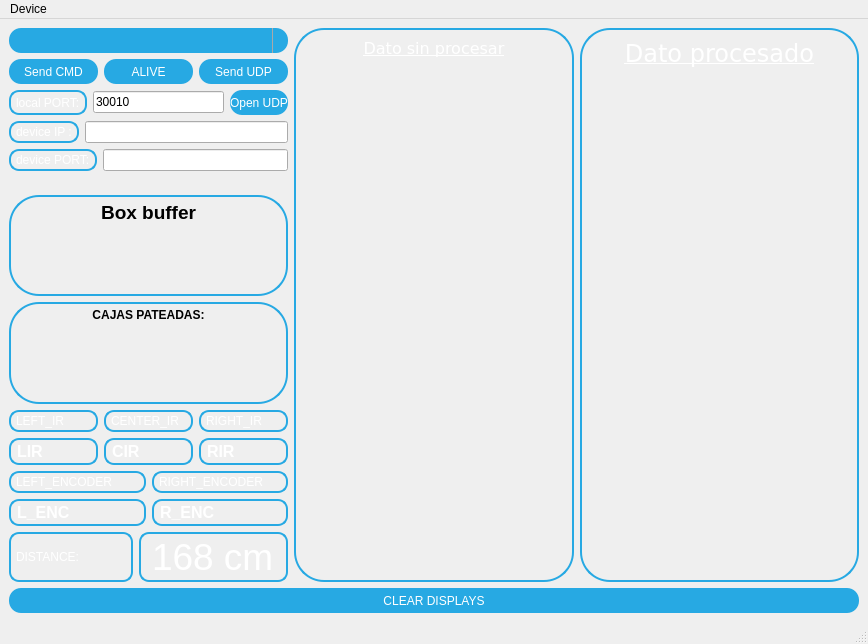
Before: the Qt Designer form mainwindow.ui in tadeomendelevich/BalancinQT, drawn with Qt 5.
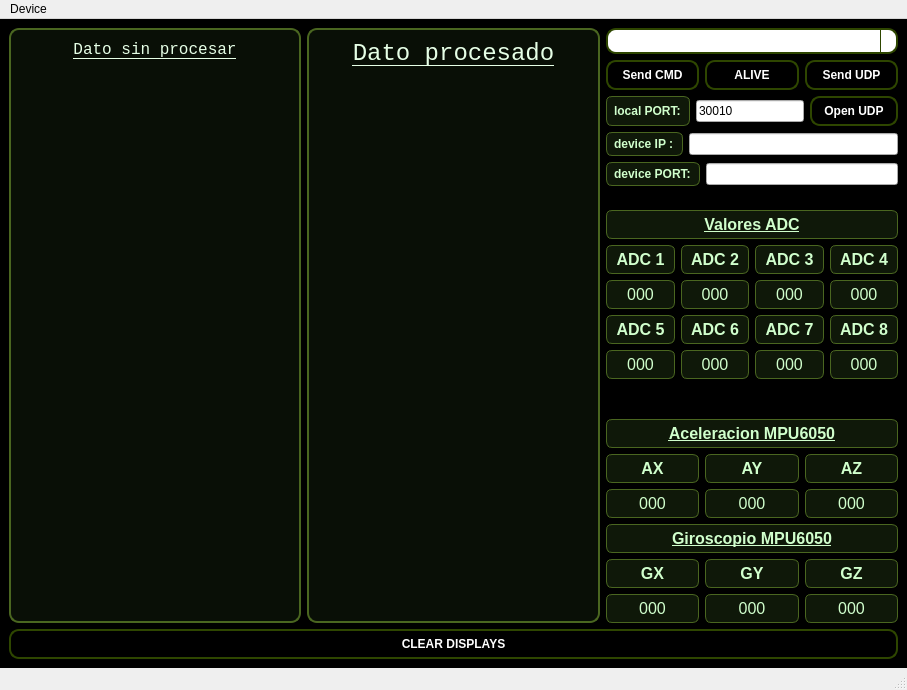
After: the same form once the commit is applied. Icons and pictures are not drawn.

Patch:
```diff
--- a/mainwindow.ui
+++ b/mainwindow.ui
@@ -6,115 +6,148 @@
    <rect>
     <x>0</x>
     <y>0</y>
-    <width>868</width>
-    <height>644</height>
+    <width>907</width>
+    <height>690</height>
    </rect>
   </property>
   <property name="windowTitle">
    <string>Comunications</string>
   </property>
   <property name="styleSheet">
-   <string notr="true">
-#centralwidget {
-background-color:
-qlineargradient(spread:reflect, x1:0.5, y1:0, x2:0, y2:0,
-stop:0 rgba(91, 204, 233, 100), stop:1 rgba(32, 80, 96,
-100));
+   <string notr="true">#centralwidget {
+    background-color: black;
+    background-image: url(:/img/logoUNERsolo.png);
+    background-repeat: no-repeat;
+    background-position: center;
+}
 
- }
-QMenu
-{
-background-color:
-qlineargradient(spread:reflect, x1:0.9, y1:0, x2:0.6, y2:0, x3:0.2, y3:0
-stop:0.2 rgba(100, 210, 255, 70), stop:0.5 rgba(91, 180, 249, 70), stop:1 rgba(32, 80, 96,
-100));
-color:white;
-font-style:bold;
+/* QMenu con verde militar degradado */
+QMenu {
+    background-color: qlineargradient(spread:pad, x1:0, y1:0, x2:1, y2:0,
+        stop:0 #556b2f, stop:1 #3a5f0b);
+    color: white;
+    font-weight: bold;
+    border: 1px solid #6b8e23;
 }
 
-
-
-QPushButton
-{
-color: white;
-background-color: #27a9e3;
-border-width: 2px;
-border-radius: 12px;
-height:25px;
+/* Botones */
+QPushButton {
+    color: white;
+    background-color: qlineargradient(x1:0, y1:0, x2:0, y2:1,
+        stop:0 #6b8e23, stop:1 #3a5f0b);
+    border: 2px solid #2e4600;
+    border-radius: 10px;
+    padding: 6px 12px;
+    font-weight: bold;
 }
 
-QPushButton:hover { background-color: lime; }
-
-QLabel
-{
-color: white; 
-border: 2px solid #27a9e3;
-border-radius: 10px;
-padding: 2px;
-
+/* Labels */
+QLabel {
+    color: #d0ffcc;
+    border: 1px solid #4a6620;
+    background-color: rgba(50, 80, 30, 0.3);
+    border-radius: 6px;
+    padding: 4px;
 }
+
+/* QTextEdit */
 QTextEdit {
- border: 2px solid #27a9e3;
- border-radius: 30px;
- background-color: rgba(0,0,0,0);
-
- }
-
-QTextEdit#textEdit_RAW{
-	font-family: &quot;Verdana&quot;;
-	font-size: 14px ;
-	font-style: bold;
-	padding:5px;
-   color:white;
+    border: 2px solid #4a6620;
+    border-radius: 10px;
+    background-color: rgba(30, 50, 20, 0.3);
+    color: #e6ffe6;
+    padding: 6px;
+    font-family: Consolas;
 }
 
-QTextEdit#textEdit_PROCCES{
-    font-family: &quot;Verdana&quot;;
-	font-size: 20px ;
-	font-style: bold;
-	padding:5px;
-   color:white;
+/* Personalizados */
+QTextEdit#textEdit_RAW {
+    font-size: 14px;
+    font-style: italic;
 }
-
-QComboBox{
-color: white;
-background-color: #27a9e3;
-border-width: 2px;
-border-radius: 12px;
-height:25px;
+QTextEdit#textEdit_PROCCES {
+    font-size: 18px;
+    font-style: italic;
 }
 
-QComboBox:on { /* shift the text when the popup opens */
+/* ComboBox */
+QComboBox {
+    color: white;
+    background-color: qlineargradient(x1:0, y1:0, x2:1, y2:1,
+        stop:0 #6b8e23, stop:1 #3a5f0b);
+    border: 2px solid #2e4600;
+    border-radius: 10px;
+    padding: 3px;
+}
+QComboBox:on {
     padding-top: 3px;
     padding-left: 4px;
 }
-
 QComboBox::drop-down {
     subcontrol-origin: padding;
     subcontrol-position: top right;
     width: 15px;
-
-    border-left-width: 1px;
-    border-left-color: darkgray;
-    border-left-style: solid; /* just a single line */
-    border-top-right-radius: 6px; /* same radius as the QComboBox */
+    border-left: 1px solid #2e4600;
+    border-top-right-radius: 6px;
     border-bottom-right-radius: 6px;
 }
-
-
-
-
-
-
 </string>
   </property>
   <widget class="QWidget" name="centralwidget">
    <property name="styleSheet">
-    <string notr="true">#centralWidget { background: rgba(32, 80, 96, 100); }</string>
+    <string notr="true">#centralWidget { background: rgb(255, 164, 73); }
+</string>
    </property>
    <layout class="QGridLayout" name="gridLayout">
     <item row="0" column="0">
      <layout class="QHBoxLayout" name="horizontalLayout_10">
+      <item>
+       <widget class="QTextEdit" name="textEdit_RAW">
+        <property name="font">
+         <font>
+          <family>Consolas</family>
+          <pointsize>-1</pointsize>
+          <italic>true</italic>
+          <bold>true</bold>
+         </font>
+        </property>
+        <property name="frameShape">
+         <enum>QFrame::HLine</enum>
+        </property>
+        <property name="html">
+         <string>&lt;!DOCTYPE HTML PUBLIC &quot;-//W3C//DTD HTML 4.0//EN&quot; &quot;http://www.w3.org/TR/REC-html40/strict.dtd&quot;&gt;
+&lt;html&gt;&lt;head&gt;&lt;meta name=&quot;qrichtext&quot; content=&quot;1&quot; /&gt;&lt;meta charset=&quot;utf-8&quot; /&gt;&lt;style type=&quot;text/css&quot;&gt;
+p, li { white-space: pre-wrap; }
+hr { height: 1px; border-width: 0; }
+li.unchecked::marker { content: &quot;\2610&quot;; }
+li.checked::marker { content: &quot;\2612&quot;; }
+&lt;/style&gt;&lt;/head&gt;&lt;body style=&quot; font-family:'Consolas'; font-size:14px; font-weight:700; font-style:italic;&quot;&gt;
+&lt;p align=&quot;center&quot; style=&quot; margin-top:0px; margin-bottom:0px; margin-left:0px; margin-right:0px; -qt-block-indent:0; text-indent:0px;&quot;&gt;&lt;span style=&quot; font-family:'Verdana'; font-size:16px; font-weight:400; font-style:normal; text-decoration: underline;&quot;&gt;Dato sin procesar&lt;/span&gt;&lt;/p&gt;&lt;/body&gt;&lt;/html&gt;</string>
+        </property>
+       </widget>
+      </item>
+      <item>
+       <widget class="QTextEdit" name="textEdit_PROCCES">
+        <property name="font">
+         <font>
+          <family>Consolas</family>
+          <pointsize>-1</pointsize>
+          <italic>true</italic>
+          <bold>true</bold>
+         </font>
+        </property>
+        <property name="html">
+         <string>&lt;!DOCTYPE HTML PUBLIC &quot;-//W3C//DTD HTML 4.0//EN&quot; &quot;http://www.w3.org/TR/REC-html40/strict.dtd&quot;&gt;
+&lt;html&gt;&lt;head&gt;&lt;meta name=&quot;qrichtext&quot; content=&quot;1&quot; /&gt;&lt;meta charset=&quot;utf-8&quot; /&gt;&lt;style type=&quot;text/css&quot;&gt;
+p, li { white-space: pre-wrap; }
+hr { height: 1px; border-width: 0; }
+li.unchecked::marker { content: &quot;\2610&quot;; }
+li.checked::marker { content: &quot;\2612&quot;; }
+&lt;/style&gt;&lt;/head&gt;&lt;body style=&quot; font-family:'Consolas'; font-size:18px; font-weight:700; font-style:italic;&quot;&gt;
+&lt;p align=&quot;center&quot; style=&quot; margin-top:0px; margin-bottom:0px; margin-left:0px; margin-right:0px; -qt-block-indent:0; text-indent:0px;&quot;&gt;&lt;span style=&quot; font-family:'Verdana'; font-size:24px; font-weight:400; font-style:normal; text-decoration: underline;&quot;&gt;Dato procesado&lt;/span&gt;&lt;/p&gt;&lt;/body&gt;&lt;/html&gt;</string>
+        </property>
+       </widget>
+      </item>
       <item>
        <layout class="QVBoxLayout" name="verticalLayout_6">
         <item>
@@ -153,6 +186,14 @@
              <layout class="QHBoxLayout" name="horizontalLayout_2">
               <item>
                <widget class="QLabel" name="label_9">
+                <property name="font">
+                 <font>
+                  <bold>true</bold>
+                 </font>
+                </property>
+                <property name="frameShape">
+                 <enum>QFrame::NoFrame</enum>
+                </property>
                 <property name="text">
                  <string>local PORT:</string>
                 </property>
@@ -178,6 +219,11 @@
              <layout class="QHBoxLayout" name="horizontalLayout_8">
               <item>
                <widget class="QLabel" name="label_7">
+                <property name="font">
+                 <font>
+                  <bold>true</bold>
+                 </font>
+                </property>
                 <property name="text">
                  <string>device IP :</string>
                 </property>
@@ -192,6 +238,11 @@
              <layout class="QHBoxLayout" name="horizontalLayout_9">
               <item>
                <widget class="QLabel" name="label_8">
+                <property name="font">
+                 <font>
+                  <bold>true</bold>
+                 </font>
+                </property>
                 <property name="text">
                  <string>device PORT:</string>
                 </property>
@@ -227,64 +278,96 @@
          </spacer>
         </item>
         <item>
-         <widget class="QTextEdit" name="textEdit">
-          <property name="html">
-           <string>&lt;!DOCTYPE HTML PUBLIC &quot;-//W3C//DTD HTML 4.0//EN&quot; &quot;http://www.w3.org/TR/REC-html40/strict.dtd&quot;&gt;
-&lt;html&gt;&lt;head&gt;&lt;meta name=&quot;qrichtext&quot; content=&quot;1&quot; /&gt;&lt;meta charset=&quot;utf-8&quot; /&gt;&lt;style type=&quot;text/css&quot;&gt;
-p, li { white-space: pre-wrap; }
-hr { height: 1px; border-width: 0; }
-li.unchecked::marker { content: &quot;\2610&quot;; }
-li.checked::marker { content: &quot;\2612&quot;; }
-&lt;/style&gt;&lt;/head&gt;&lt;body style=&quot; font-family:'Segoe UI'; font-size:9pt; font-weight:400; font-style:normal;&quot;&gt;
-&lt;p align=&quot;center&quot; style=&quot; margin-top:0px; margin-bottom:0px; margin-left:0px; margin-right:0px; -qt-block-indent:0; text-indent:0px;&quot;&gt;&lt;span style=&quot; font-size:14pt; font-weight:700;&quot;&gt;Box buffer&lt;/span&gt;&lt;/p&gt;&lt;/body&gt;&lt;/html&gt;</string>
-          </property>
-         </widget>
-        </item>
-        <item>
-         <widget class="QTextEdit" name="textEdit_2">
-          <property name="html">
-           <string>&lt;!DOCTYPE HTML PUBLIC &quot;-//W3C//DTD HTML 4.0//EN&quot; &quot;http://www.w3.org/TR/REC-html40/strict.dtd&quot;&gt;
-&lt;html&gt;&lt;head&gt;&lt;meta name=&quot;qrichtext&quot; content=&quot;1&quot; /&gt;&lt;meta charset=&quot;utf-8&quot; /&gt;&lt;style type=&quot;text/css&quot;&gt;
-p, li { white-space: pre-wrap; }
-hr { height: 1px; border-width: 0; }
-li.unchecked::marker { content: &quot;\2610&quot;; }
-li.checked::marker { content: &quot;\2612&quot;; }
-&lt;/style&gt;&lt;/head&gt;&lt;body style=&quot; font-family:'Segoe UI'; font-size:9pt; font-weight:400; font-style:normal;&quot;&gt;
-&lt;p align=&quot;center&quot; style=&quot; margin-top:0px; margin-bottom:0px; margin-left:0px; margin-right:0px; -qt-block-indent:0; text-indent:0px;&quot;&gt;&lt;span style=&quot; font-weight:700;&quot;&gt;CAJAS PATEADAS:&lt;/span&gt;&lt;/p&gt;&lt;/body&gt;&lt;/html&gt;</string>
-          </property>
-         </widget>
-        </item>
-        <item>
-         <layout class="QVBoxLayout" name="verticalLayout_2" stretch="0,0">
+         <layout class="QVBoxLayout" name="verticalLayout_2" stretch="0,0,0">
+          <item>
+           <widget class="QLabel" name="label_6">
+            <property name="font">
+             <font>
+              <pointsize>12</pointsize>
+              <bold>true</bold>
+              <underline>true</underline>
+             </font>
+            </property>
+            <property name="text">
+             <string>Valores ADC</string>
+            </property>
+            <property name="alignment">
+             <set>Qt::AlignCenter</set>
+            </property>
+           </widget>
+          </item>
           <item>
            <layout class="QHBoxLayout" name="horizontalLayout_3">
             <item>
-             <widget class="QLabel" name="label">
+             <widget class="QLabel" name="label_ADC_1">
+              <property name="font">
+               <font>
+                <pointsize>12</pointsize>
+                <bold>true</bold>
+               </font>
+              </property>
               <property name="frameShape">
                <enum>QFrame::Panel</enum>
               </property>
               <property name="text">
-               <string>LEFT_IR</string>
+               <string>ADC 1</string>
+              </property>
+              <property name="alignment">
+               <set>Qt::AlignCenter</set>
               </property>
              </widget>
             </item>
             <item>
              <widget class="QLabel" name="label_2">
+              <property name="font">
+               <font>
+                <pointsize>12</pointsize>
+                <bold>true</bold>
+               </font>
+              </property>
               <property name="frameShape">
                <enum>QFrame::Panel</enum>
               </property>
               <property name="text">
-               <string>CENTER_IR</string>
+               <string>ADC 2</string>
               </property>
+              <property name="alignment">
+               <set>Qt::AlignCenter</set>
+              </property>
              </widget>
             </item>
             <item>
-             <widget class="QLabel" name="label_3">
+             <widget class="QLabel" name="label_ADC_3">
+              <property name="font">
+               <font>
+                <pointsize>12</pointsize>
+                <bold>true</bold>
+               </font>
+              </property>
               <property name="frameShape">
                <enum>QFrame::Panel</enum>
               </property>
               <property name="text">
-               <string>RIGHT_IR</string>
+               <string>ADC 3</string>
+              </property>
+              <property name="alignment">
+               <set>Qt::AlignCenter</set>
+              </property>
+             </widget>
+            </item>
+            <item>
+             <widget class="QLabel" name="label_ADC_4">
+              <property name="font">
+               <font>
+                <pointsize>12</pointsize>
+                <bold>true</bold>
+               </font>
+              </property>
+              <property name="text">
+               <string>ADC 4</string>
+              </property>
+              <property name="alignment">
+               <set>Qt::AlignCenter</set>
               </property>
              </widget>
             </item>
@@ -297,15 +380,19 @@
               <property name="font">
                <font>
                 <pointsize>12</pointsize>
-                <bold>true</bold>
+                <italic>false</italic>
+                <bold>false</bold>
                </font>
               </property>
               <property name="frameShape">
                <enum>QFrame::Panel</enum>
               </property>
               <property name="text">
-               <string>LIR</string>
+               <string>000</string>
               </property>
+              <property name="alignment">
+               <set>Qt::AlignCenter</set>
+              </property>
              </widget>
             </item>
             <item>
@@ -313,15 +400,19 @@
               <property name="font">
                <font>
                 <pointsize>12</pointsize>
-                <bold>true</bold>
+                <italic>false</italic>
+                <bold>false</bold>
                </font>
               </property>
               <property name="frameShape">
                <enum>QFrame::Panel</enum>
               </property>
               <property name="text">
-               <string>CIR</string>
+               <string>000</string>
               </property>
+              <property name="alignment">
+               <set>Qt::AlignCenter</set>
+              </property>
              </widget>
             </item>
             <item>
@@ -329,44 +420,387 @@
               <property name="font">
                <font>
                 <pointsize>12</pointsize>
-                <bold>true</bold>
+                <italic>false</italic>
+                <bold>false</bold>
                </font>
               </property>
               <property name="frameShape">
                <enum>QFrame::Panel</enum>
               </property>
               <property name="text">
-               <string>RIR</string>
+               <string>000</string>
               </property>
+              <property name="alignment">
+               <set>Qt::AlignCenter</set>
+              </property>
              </widget>
             </item>
+            <item>
+             <widget class="QLabel" name="label_ADCVALUE_4">
+              <property name="font">
+               <font>
+                <pointsize>12</pointsize>
+               </font>
+              </property>
+              <property name="text">
+               <string>000</string>
+              </property>
+              <property name="alignment">
+               <set>Qt::AlignCenter</set>
+              </property>
+             </widget>
+            </item>
            </layout>
           </item>
          </layout>
         </item>
         <item>
-         <layout class="QVBoxLayout" name="verticalLayout_4" stretch="0,1">
+         <layout class="QVBoxLayout" name="verticalLayout_7">
           <item>
-           <layout class="QVBoxLayout" name="verticalLayout_3" stretch="0,1">
+           <layout class="QHBoxLayout" name="horizontalLayout_7">
             <item>
-             <layout class="QHBoxLayout" name="horizontalLayout_5">
+             <widget class="QLabel" name="label_ADC_5">
+              <property name="font">
+               <font>
+                <pointsize>12</pointsize>
+                <bold>true</bold>
+               </font>
+              </property>
+              <property name="text">
+               <string>ADC 5</string>
+              </property>
+              <property name="alignment">
+               <set>Qt::AlignCenter</set>
+              </property>
+             </widget>
+            </item>
+            <item>
+             <widget class="QLabel" name="label_ADC_6">
+              <property name="font">
+               <font>
+                <pointsize>12</pointsize>
+                <bold>true</bold>
+               </font>
+              </property>
+              <property name="text">
+               <string>ADC 6</string>
+              </property>
+              <property name="alignment">
+               <set>Qt::AlignCenter</set>
+              </property>
+             </widget>
+            </item>
+            <item>
+             <widget class="QLabel" name="label_ADC_7">
+              <property name="font">
+               <font>
+                <pointsize>12</pointsize>
+                <bold>true</bold>
+               </font>
+              </property>
+              <property name="text">
+               <string>ADC 7</string>
+              </property>
+              <property name="alignment">
+               <set>Qt::AlignCenter</set>
+              </property>
+             </widget>
+            </item>
+            <item>
+             <widget class="QLabel" name="label_ADC_8">
+              <property name="font">
+               <font>
+                <pointsize>12</pointsize>
+                <bold>true</bold>
+               </font>
+              </property>
+              <property name="text">
+               <string>ADC 8</string>
+              </property>
+              <property name="alignment">
+               <set>Qt::AlignCenter</set>
+              </property>
+             </widget>
+            </item>
+           </layout>
+          </item>
+          <item>
+           <layout class="QHBoxLayout" name="horizontalLayout_11">
+            <item>
+             <widget class="QLabel" name="label_ADCVALUE_5">
+              <property name="font">
+               <font>
+                <pointsize>12</pointsize>
+                <italic>false</italic>
+                <bold>false</bold>
+               </font>
+              </property>
+              <property name="text">
+               <string>000</string>
+              </property>
+              <property name="alignment">
+               <set>Qt::AlignCenter</set>
+              </property>
+             </widget>
+            </item>
+            <item>
+             <widget class="QLabel" name="label_ADCVALUE_6">
+              <property name="font">
+               <font>
+                <pointsize>12</pointsize>
+                <italic>false</italic>
+                <bold>false</bold>
+               </font>
+              </property>
+              <property name="text">
+               <string>000</string>
+              </property>
+              <property name="alignment">
+               <set>Qt::AlignCenter</set>
+              </property>
+             </widget>
+            </item>
+            <item>
+             <widget class="QLabel" name="label_ADCVALUE_7">
+              <property name="font">
+               <font>
+                <pointsize>12</pointsize>
+                <italic>false</italic>
+                <bold>false</bold>
+               </font>
+              </property>
+              <property name="text">
+               <string>000</string>
+              </property>
+              <property name="alignment">
+               <set>Qt::AlignCenter</set>
+              </property>
+             </widget>
+            </item>
+            <item>
+             <widget class="QLabel" name="label_ADCVALUE_8">
+              <property name="font">
+               <font>
+                <pointsize>12</pointsize>
+                <italic>false</italic>
+                <bold>false</bold>
+               </font>
+              </property>
+              <property name="text">
+               <string>000</string>
+              </property>
+              <property name="alignment">
+               <set>Qt::AlignCenter</set>
+              </property>
+             </widget>
+            </item>
+           </layout>
+          </item>
+         </layout>
+        </item>
+        <item>
+         <spacer name="verticalSpacer_2">
+          <property name="orientation">
+           <enum>Qt::Vertical</enum>
+          </property>
+          <property name="sizeHint" stdset="0">
+           <size>
+            <width>20</width>
+            <height>40</height>
+           </size>
+          </property>
+         </spacer>
+        </item>
+        <item>
+         <layout class="QVBoxLayout" name="verticalLayout_4" stretch="0,0">
+          <item>
+           <widget class="QLabel" name="label">
+            <property name="font">
+             <font>
+              <pointsize>12</pointsize>
+              <bold>true</bold>
+              <underline>true</underline>
+             </font>
+            </property>
+            <property name="text">
+             <string>Aceleracion MPU6050</string>
+            </property>
+            <property name="alignment">
+             <set>Qt::AlignCenter</set>
+            </property>
+           </widget>
+          </item>
+          <item>
+           <layout class="QVBoxLayout" name="verticalLayout_3" stretch="0,0,0,0">
+            <item>
+             <layout class="QVBoxLayout" name="verticalLayout_8">
               <item>
-               <widget class="QLabel" name="label_4">
-                <property name="frameShape">
-                 <enum>QFrame::Panel</enum>
+               <layout class="QHBoxLayout" name="horizontalLayout_5">
+                <item>
+                 <widget class="QLabel" name="label_AX">
+                  <property name="font">
+                   <font>
+                    <pointsize>12</pointsize>
+                    <bold>true</bold>
+                   </font>
+                  </property>
+                  <property name="text">
+                   <string>AX</string>
+                  </property>
+                  <property name="alignment">
+                   <set>Qt::AlignCenter</set>
+                  </property>
+                 </widget>
+                </item>
+                <item>
+                 <widget class="QLabel" name="label_3">
+                  <property name="font">
+                   <font>
+                    <pointsize>12</pointsize>
+                    <bold>true</bold>
+                   </font>
+                  </property>
+                  <property name="text">
+                   <string>AY</string>
+                  </property>
+                  <property name="alignment">
+                   <set>Qt::AlignCenter</set>
+                  </property>
+                 </widget>
+                </item>
+                <item>
+                 <widget class="QLabel" name="label_4">
+                  <property name="font">
+                   <font>
+                    <pointsize>12</pointsize>
+                    <bold>true</bold>
+                   </font>
+                  </property>
+                  <property name="text">
+                   <string>AZ</string>
+                  </property>
+                  <property name="alignment">
+                   <set>Qt::AlignCenter</set>
+                  </property>
+                 </widget>
+                </item>
+               </layout>
+              </item>
+              <item>
+               <layout class="QHBoxLayout" name="horizontalLayout_12">
+                <item>
+                 <widget class="QLabel" name="label_AX_VALUE">
+                  <property name="font">
+                   <font>
+                    <pointsize>12</pointsize>
+                   </font>
+                  </property>
+                  <property name="text">
+                   <string>000</string>
+                  </property>
+                  <property name="alignment">
+                   <set>Qt::AlignCenter</set>
+                  </property>
+                 </widget>
+                </item>
+                <item>
+                 <widget class="QLabel" name="label_AY_VALUE">
+                  <property name="font">
+                   <font>
+                    <pointsize>12</pointsize>
+                   </font>
+                  </property>
+                  <property name="text">
+                   <string>000</string>
+                  </property>
+                  <property name="alignment">
+                   <set>Qt::AlignCenter</set>
+                  </property>
+                 </widget>
+                </item>
+                <item>
+                 <widget class="QLabel" name="label_AZ_VALUE">
+                  <property name="font">
+                   <font>
+                    <pointsize>12</pointsize>
+                   </font>
+                  </property>
+                  <property name="text">
+                   <string>000</string>
+                  </property>
+                  <property name="alignment">
+                   <set>Qt::AlignCenter</set>
+                  </property>
+                 </widget>
+                </item>
+               </layout>
+              </item>
+             </layout>
+            </item>
+            <item>
+             <widget class="QLabel" name="label_5">
+              <property name="font">
+               <font>
+                <pointsize>12</pointsize>
+                <bold>true</bold>
+                <underline>true</underline>
+               </font>
+              </property>
+              <property name="text">
+               <string>Giroscopio MPU6050</string>
+              </property>
+              <property name="alignment">
+               <set>Qt::AlignCenter</set>
+              </property>
+             </widget>
+            </item>
+            <item>
+             <layout class="QHBoxLayout" name="horizontalLayout_13">
+              <item>
+               <widget class="QLabel" name="label_GX">
+                <property name="font">
+                 <font>
+                  <pointsize>12</pointsize>
+                  <bold>true</bold>
+                 </font>
                 </property>
                 <property name="text">
-                 <string>LEFT_ENCODER</string>
+                 <string>GX</string>
                 </property>
+                <property name="alignment">
+                 <set>Qt::AlignCenter</set>
+                </property>
                </widget>
               </item>
               <item>
-               <widget class="QLabel" name="label_5">
-                <property name="frameShape">
-                 <enum>QFrame::Panel</enum>
+               <widget class="QLabel" name="label_GY">
+                <property name="font">
+                 <font>
+                  <pointsize>12</pointsize>
+                  <bold>true</bold>
+                 </font>
                 </property>
                 <property name="text">
-                 <string>RIGHT_ENCODER</string>
+                 <string>GY</string>
+                </property>
+                <property name="alignment">
+                 <set>Qt::AlignCenter</set>
+                </property>
+               </widget>
+              </item>
+              <item>
+               <widget class="QLabel" name="label_GZ">
+                <property name="font">
+                 <font>
+                  <pointsize>12</pointsize>
+                  <bold>true</bold>
+                 </font>
+                </property>
+                <property name="text">
+                 <string>GZ</string>
+                </property>
+                <property name="alignment">
+                 <set>Qt::AlignCenter</set>
                 </property>
                </widget>
               </item>
@@ -379,15 +813,14 @@
                 <property name="font">
                  <font>
                   <pointsize>12</pointsize>
-                  <bold>true</bold>
                  </font>
                 </property>
-                <property name="frameShape">
-                 <enum>QFrame::Panel</enum>
-                </property>
                 <property name="text">
-                 <string>L_ENC</string>
+                 <string>000</string>
                 </property>
+                <property name="alignment">
+                 <set>Qt::AlignCenter</set>
+                </property>
                </widget>
               </item>
               <item>
@@ -395,14 +828,28 @@
                 <property name="font">
                  <font>
                   <pointsize>12</pointsize>
-                  <bold>true</bold>
                  </font>
                 </property>
-                <property name="frameShape">
-                 <enum>QFrame::Panel</enum>
+                <property name="text">
+                 <string>000</string>
                 </property>
+                <property name="alignment">
+                 <set>Qt::AlignCenter</set>
+                </property>
+               </widget>
+              </item>
+              <item>
+               <widget class="QLabel" name="label_GZ_VALUE">
+                <property name="font">
+                 <font>
+                  <pointsize>12</pointsize>
+                 </font>
+                </property>
                 <property name="text">
-                 <string>R_ENC</string>
+                 <string>000</string>
+                </property>
+                <property name="alignment">
+                 <set>Qt::AlignCenter</set>
                 </property>
                </widget>
               </item>
@@ -410,82 +857,10 @@
             </item>
            </layout>
           </item>
-          <item>
-           <layout class="QHBoxLayout" name="horizontalLayout_7" stretch="0,0">
-            <item>
-             <widget class="QLabel" name="label_6">
-              <property name="frameShape">
-               <enum>QFrame::Panel</enum>
-              </property>
-              <property name="text">
-               <string>DISTANCE:</string>
-              </property>
-             </widget>
-            </item>
-            <item>
-             <widget class="QLabel" name="label_DISTANCE">
-              <property name="font">
-               <font>
-                <pointsize>28</pointsize>
-                <bold>false</bold>
-               </font>
-              </property>
-              <property name="frameShape">
-               <enum>QFrame::Panel</enum>
-              </property>
-              <property name="text">
-               <string>168 cm</string>
-              </property>
-             </widget>
-            </item>
-           </layout>
-          </item>
          </layout>
         </item>
        </layout>
       </item>
-      <item>
-       <widget class="QTextEdit" name="textEdit_RAW">
-        <property name="font">
-         <font>
-          <family>Verdana</family>
-          <pointsize>-1</pointsize>
-          <bold>false</bold>
-         </font>
-        </property>
-        <property name="html">
-         <string>&lt;!DOCTYPE HTML PUBLIC &quot;-//W3C//DTD HTML 4.0//EN&quot; &quot;http://www.w3.org/TR/REC-html40/strict.dtd&quot;&gt;
-&lt;html&gt;&lt;head&gt;&lt;meta name=&quot;qrichtext&quot; content=&quot;1&quot; /&gt;&lt;meta charset=&quot;utf-8&quot; /&gt;&lt;style type=&quot;text/css&quot;&gt;
-p, li { white-space: pre-wrap; }
-hr { height: 1px; border-width: 0; }
-li.unchecked::marker { content: &quot;\2610&quot;; }
-li.checked::marker { content: &quot;\2612&quot;; }
-&lt;/style&gt;&lt;/head&gt;&lt;body style=&quot; font-family:'Verdana'; font-size:14px; font-weight:400; font-style:normal;&quot;&gt;
-&lt;p align=&quot;center&quot; style=&quot; margin-top:0px; margin-bottom:0px; margin-left:0px; margin-right:0px; -qt-block-indent:0; text-indent:0px;&quot;&gt;&lt;span style=&quot; font-size:16px; text-decoration: underline;&quot;&gt;Dato sin procesar&lt;/span&gt;&lt;/p&gt;&lt;/body&gt;&lt;/html&gt;</string>
-        </property>
-       </widget>
-      </item>
-      <item>
-       <widget class="QTextEdit" name="textEdit_PROCCES">
-        <property name="font">
-         <font>
-          <family>Verdana</family>
-          <pointsize>-1</pointsize>
-          <bold>true</bold>
-         </font>
-        </property>
-        <property name="html">
-         <string>&lt;!DOCTYPE HTML PUBLIC &quot;-//W3C//DTD HTML 4.0//EN&quot; &quot;http://www.w3.org/TR/REC-html40/strict.dtd&quot;&gt;
-&lt;html&gt;&lt;head&gt;&lt;meta name=&quot;qrichtext&quot; content=&quot;1&quot; /&gt;&lt;meta charset=&quot;utf-8&quot; /&gt;&lt;style type=&quot;text/css&quot;&gt;
-p, li { white-space: pre-wrap; }
-hr { height: 1px; border-width: 0; }
-li.unchecked::marker { content: &quot;\2610&quot;; }
-li.checked::marker { content: &quot;\2612&quot;; }
-&lt;/style&gt;&lt;/head&gt;&lt;body style=&quot; font-family:'Verdana'; font-size:20px; font-weight:700; font-style:normal;&quot;&gt;
-&lt;p align=&quot;center&quot; style=&quot; margin-top:0px; margin-bottom:0px; margin-left:0px; margin-right:0px; -qt-block-indent:0; text-indent:0px;&quot;&gt;&lt;span style=&quot; font-size:24px; font-weight:400; text-decoration: underline;&quot;&gt;Dato procesado&lt;/span&gt;&lt;/p&gt;&lt;/body&gt;&lt;/html&gt;</string>
-        </property>
-       </widget>
-      </item>
      </layout>
     </item>
     <item row="1" column="0">
@@ -502,7 +877,7 @@
     <rect>
      <x>0</x>
      <y>0</y>
-     <width>868</width>
+     <width>907</width>
      <height>21</height>
     </rect>
    </property>
```
Left out of the diff: 13 changed lines with no effect on the pictures.
